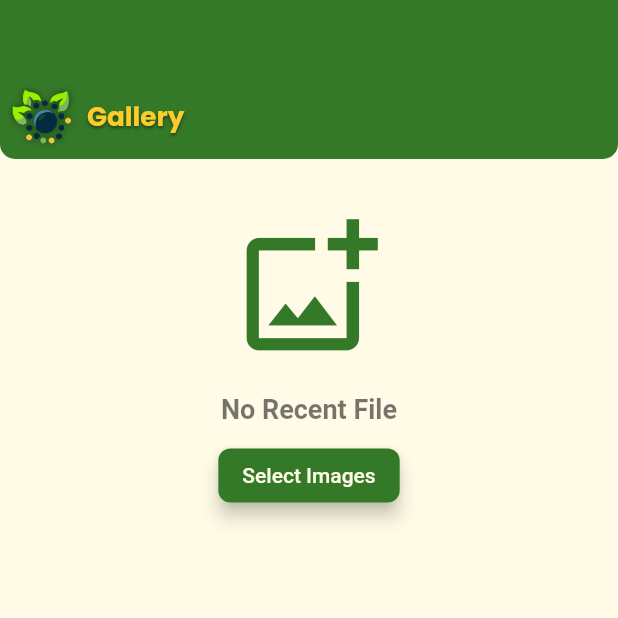
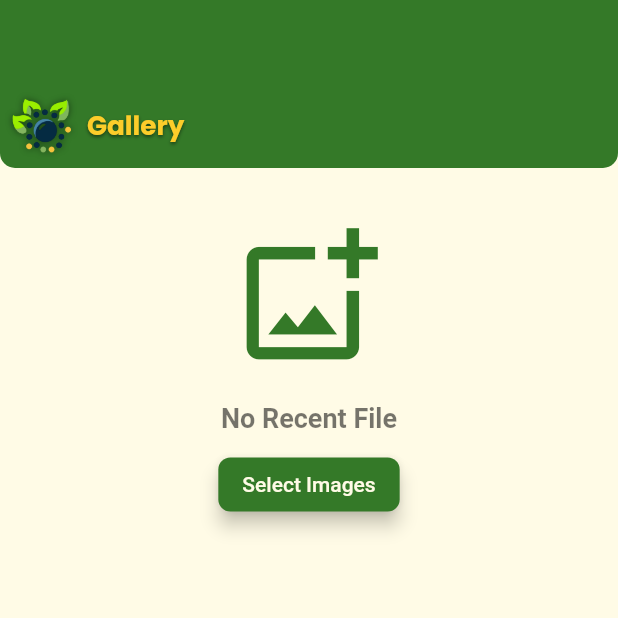
Before and after one commit to Dire820/Ripen-Go_flutter_UI, a Flutter app: the GalleryPage screen opened directly, on a phone screen of 412 x 824 dp, the top half of it. Run offline on Flutter 3.47's test engine with Material 3 defaults, Android fonts, the phone set to English and light mode, and no system bars; our stand-ins replace google_fonts, image_picker.

Commit message:
Refactor header sections and create a new HeaderSection widget for better code organization

```diff
--- a/lib/gallery.dart
+++ b/lib/gallery.dart
@@ -1,8 +1,8 @@
 import 'dart:io';
 import 'package:flutter/material.dart';
 import 'package:image_picker/image_picker.dart';
-import 'package:google_fonts/google_fonts.dart';
 import 'dart:ui';
+import 'header_section.dart'; // Import HeaderSection
 
 class GalleryPage extends StatefulWidget {
   const GalleryPage({super.key});
@@ -28,14 +28,12 @@ class _GalleryPageState extends State<GalleryPage> {
   Widget build(BuildContext context) {
     return Scaffold(
       backgroundColor: const Color(0xFFFFFBE6),
-      appBar: PreferredSize(
-        preferredSize: Size.fromHeight(50.0), // Set the height of the AppBar
-        child: AppBar(
-          automaticallyImplyLeading: false,
-          backgroundColor: const Color(0xFF347928),
-          centerTitle: true,
-          elevation: 0,
-        ),
+      appBar: AppBar(
+        backgroundColor: const Color(0xFF347928),
+        title: Text("", style: TextStyle(fontWeight: FontWeight.bold)),
+        centerTitle: true,
+        automaticallyImplyLeading: false, // Disable the back button
+        elevation: 0, // Remove the elevation to make it seamless
       ),
       body: Stack(
         children: [
@@ -43,7 +41,7 @@ class _GalleryPageState extends State<GalleryPage> {
             child: Column(
               crossAxisAlignment: CrossAxisAlignment.start,
               children: [
-                GalleryHeaderSection(), // Add the header section
+                HeaderSection(title: "Gallery"), // Use HeaderSection with title
                 Padding(
                   padding: EdgeInsets.all(16.0),
                   child: Column(
@@ -120,61 +118,3 @@ class _GalleryPageState extends State<GalleryPage> {
     );
   }
 }
-
-class GalleryHeaderSection extends StatelessWidget {
-  const GalleryHeaderSection({super.key});
-
-  @override
-  Widget build(BuildContext context) {
-    return Container(
-      padding: EdgeInsets.all(8.0), // Reduced padding
-      decoration: BoxDecoration(
-        color: Color(0xFF347928), // Same color as the appbar
-        borderRadius: BorderRadius.only(
-          bottomLeft: Radius.circular(10),
-          bottomRight: Radius.circular(10),
-        ),
-      ),
-      child: Row(
-        mainAxisAlignment: MainAxisAlignment.start, // Align to the left
-        crossAxisAlignment: CrossAxisAlignment.center,
-        children: [
-          Stack(
-            children: [
-              Image.asset("assets/logo2.png", height: 40), // Reduced height
-              Positioned(
-                left: 0,
-                top: 0,
-                child: ImageFiltered(
-                  imageFilter: ImageFilter.blur(sigmaX: 2.5, sigmaY: 2.5), // Reduced blur
-                  child: Image.asset("assets/logo2.png", height: 40, color: Colors.black.withOpacity(0.5)), // Reduced height
-                ),
-              ),
-              Positioned(
-                left: 0,
-                top: 0,
-                child: Image.asset("assets/logo2.png", height: 40), // Reduced height
-              ),
-            ],
-          ),
-          SizedBox(width: 10), // Reduced spacing
-          Text(
-            "Gallery",
-            style: GoogleFonts.poppins(
-              fontSize: 17.5, // Reduced font size
-              fontWeight: FontWeight.bold,
-              color: Color(0xFFFCCD2A),
-              shadows: [
-                Shadow(
-                  offset: Offset(0, 1.5), // Reduced offset
-                  blurRadius: 2.5, // Reduced blur radius
-                  color: Colors.black.withOpacity(0.5),
-                ),
-              ],
-            ),
-          ),
-        ],
-      ),
-    );
-  }
-}
--- /dev/null
+++ b/lib/header_section.dart
@@ -0,0 +1,63 @@
+import 'package:flutter/material.dart';
+import 'package:google_fonts/google_fonts.dart';
+import 'dart:ui';
+
+class HeaderSection extends StatelessWidget {
+  final String title;
+
+  const HeaderSection({super.key, required this.title});
+
+  @override
+  Widget build(BuildContext context) {
+    return Container(
+      padding: EdgeInsets.all(8.0), // Reduced padding
+      decoration: BoxDecoration(
+        color: Color(0xFF347928), // Same color as the appbar
+        borderRadius: BorderRadius.only(
+          bottomLeft: Radius.circular(10),
+          bottomRight: Radius.circular(10),
+        ),
+      ),
+      child: Row(
+        mainAxisAlignment: MainAxisAlignment.start, // Align to the left
+        crossAxisAlignment: CrossAxisAlignment.center,
+        children: [
+          Stack(
+            children: [
+              Image.asset("assets/logo2.png", height: 40), // Reduced height
+              Positioned(
+                left: 0,
+                top: 0,
+                child: ImageFiltered(
+                  imageFilter: ImageFilter.blur(sigmaX: 2.5, sigmaY: 2.5), // Reduced blur
+                  child: Image.asset("assets/logo2.png", height: 40, color: Colors.black.withOpacity(0.5)), // Reduced height
+                ),
+              ),
+              Positioned(
+                left: 0,
+                top: 0,
+                child: Image.asset("assets/logo2.png", height: 40), // Reduced height
+              ),
+            ],
+          ),
+          SizedBox(width: 10), // Reduced spacing
+          Text(
+            title,
+            style: GoogleFonts.poppins(
+              fontSize: 17.5, // Reduced font size
+              fontWeight: FontWeight.bold,
+              color: Color(0xFFFCCD2A),
+              shadows: [
+                Shadow(
+                  offset: Offset(0, 1.5), // Reduced offset
+                  blurRadius: 2.5, // Reduced blur radius
+                  color: Colors.black.withOpacity(0.5),
+                ),
+              ],
+            ),
+          ),
+        ],
+      ),
+    );
+  }
+}
--- a/lib/home.dart
+++ b/lib/home.dart
@@ -26,7 +26,7 @@ class HomePage extends StatelessWidget {
             child: Column(
               crossAxisAlignment: CrossAxisAlignment.start,
               children: [
-                HeaderSection(),
+                HomeHeaderSection(),
                 HomeBody(),
               ],
             ),
@@ -37,8 +37,8 @@ class HomePage extends StatelessWidget {
   }
 }
 
-class HeaderSection extends StatelessWidget {
-  const HeaderSection({super.key});
+class HomeHeaderSection extends StatelessWidget {
+  const HomeHeaderSection({super.key});
 
   @override
   Widget build(BuildContext context) {
```
Also changed, not shown: lib/profile.dart (+8 -68 lines), lib/tips.dart (+8 -68 lines).
